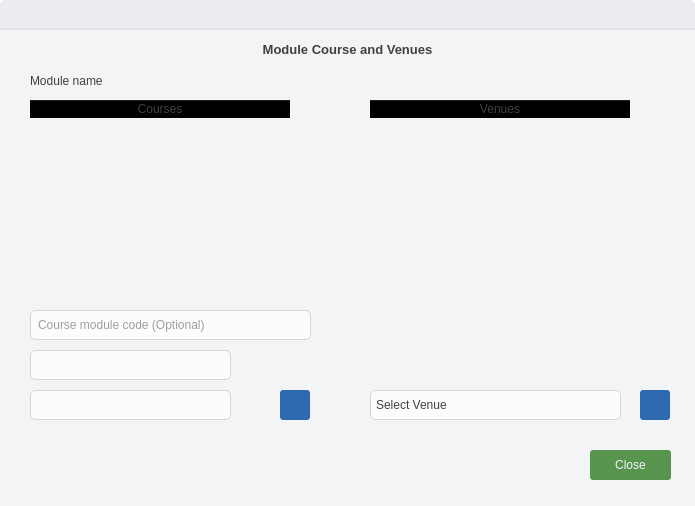
takundafarakeza/Timetable_Generator, file ui/add_module_data_dialog.ui: the form before one commit.
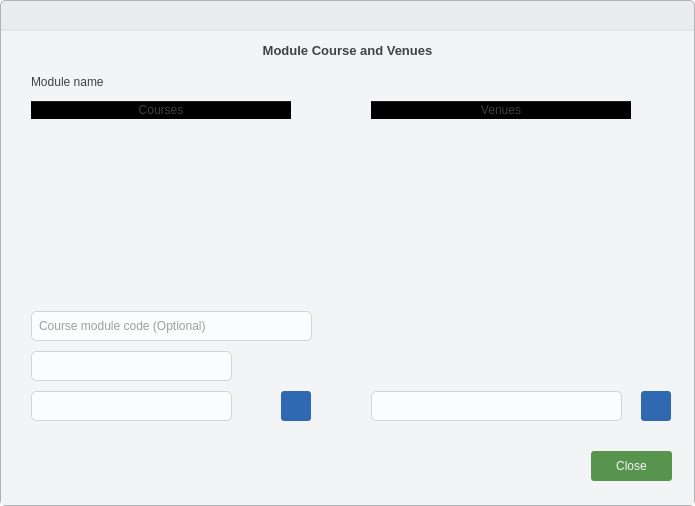
The form after the commit. Icons and pictures are not drawn.

```diff
--- a/ui/add_module_data_dialog.ui
+++ b/ui/add_module_data_dialog.ui
@@ -75,6 +75,7 @@
 QWidget#main_container {
 	background: #EBECEF;
 	border-radius: 5px;
+	border: 1px solid #B1B1B1;
 }
 
 QWidget#container {
@@ -112,16 +113,16 @@
        <number>0</number>
       </property>
       <property name="leftMargin">
-       <number>0</number>
+       <number>1</number>
       </property>
       <property name="topMargin">
-       <number>0</number>
+       <number>1</number>
       </property>
       <property name="rightMargin">
-       <number>0</number>
+       <number>1</number>
       </property>
       <property name="bottomMargin">
-       <number>0</number>
+       <number>1</number>
       </property>
       <item>
        <widget class="QWidget" name="toolbar" native="true">
@@ -314,14 +315,12 @@
               <height>30</height>
              </size>
             </property>
+            <property name="editable">
+             <bool>true</bool>
+            </property>
             <property name="placeholderText">
-             <string>Select Venue</string>
+             <string/>
             </property>
-            <item>
-             <property name="text">
-              <string>New Item</string>
-             </property>
-            </item>
            </widget>
            <widget class="QTableWidget" name="module_venues_table">
             <property name="geometry">
```
